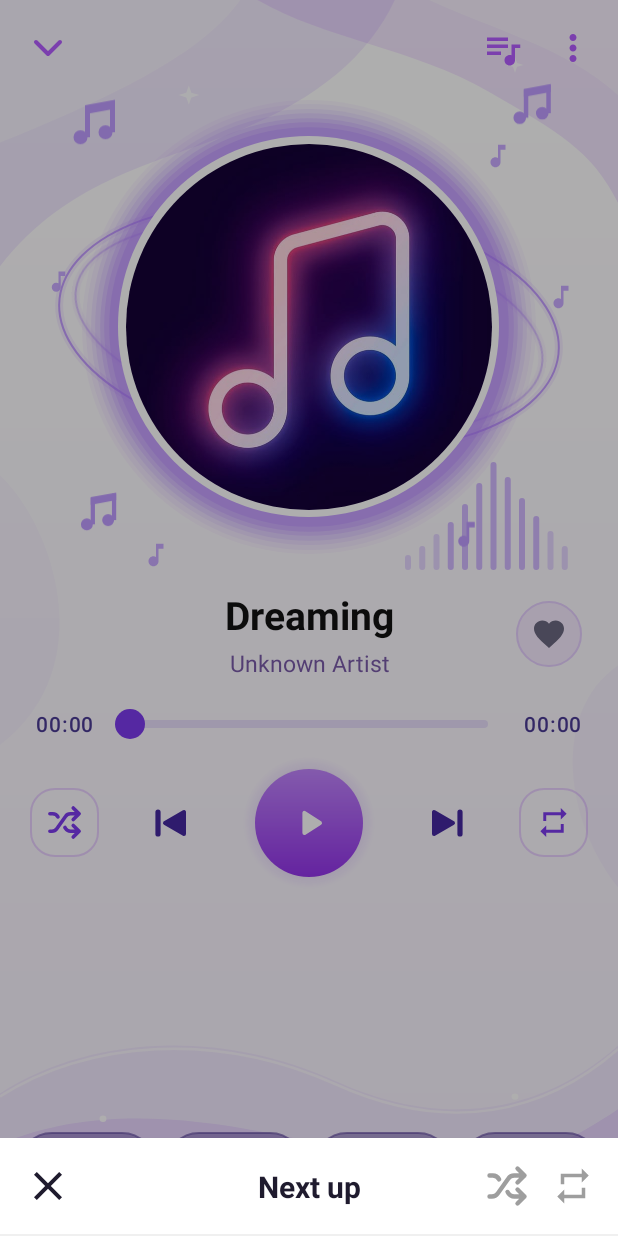
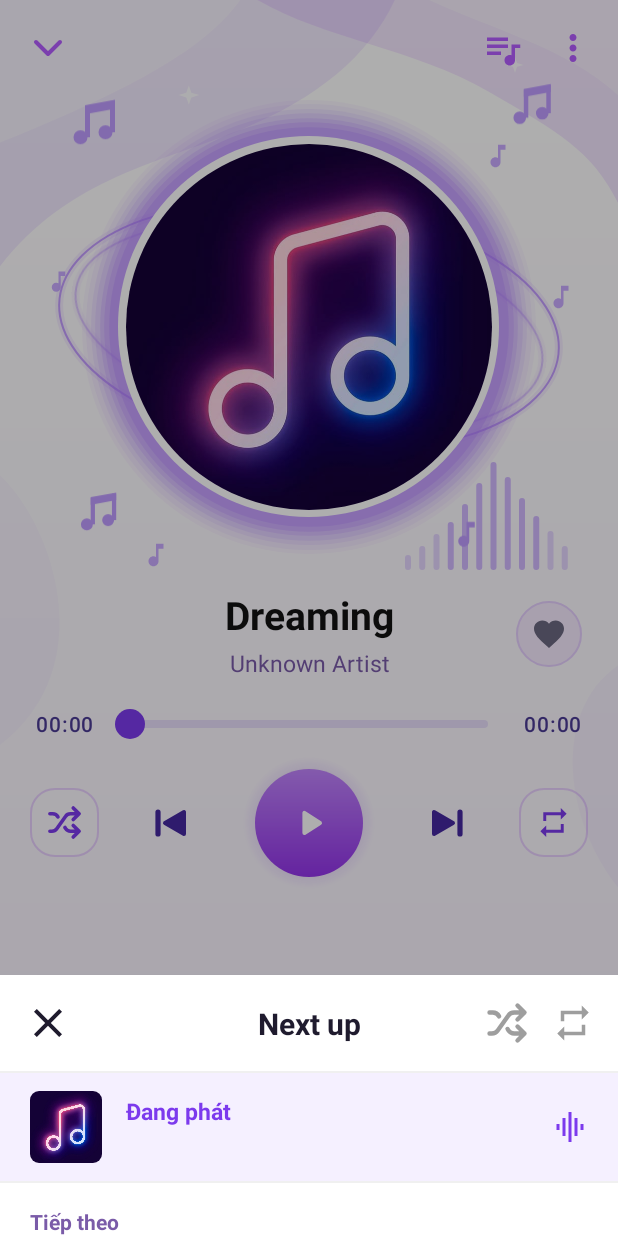
Before and after one commit to LocModify/localmusic, an Android app: the fragment QueueBottomSheet placed in its activity, on a phone screen of 412 x 824 dp. Run offline under Robolectric (Android 15) with nearby library versions, the phone set to English and light mode, and no system bars; 6 statements that could not run were skipped.

Commit message:
Update bottom_sheet_queue.xml

```diff
--- a/app/src/main/res/layout/bottom_sheet_queue.xml
+++ b/app/src/main/res/layout/bottom_sheet_queue.xml
@@ -55,20 +55,112 @@
         app:tint="#9E9E9E" />
 
     <View
-        android:id="@+id/divider"
+        android:id="@+id/dividerTop"
         android:layout_width="match_parent"
         android:layout_height="1dp"
         android:layout_marginTop="16dp"
         android:background="#F0F0F0"
         app:layout_constraintTop_toBottomOf="@+id/btnCloseQueue" />
 
+    <!-- Phần Bài hát đang phát (Current Track) -->
+    <LinearLayout
+        android:id="@+id/layoutCurrentTrack"
+        android:layout_width="match_parent"
+        android:layout_height="wrap_content"
+        android:background="#F5F0FF"
+        android:gravity="center_vertical"
+        android:orientation="horizontal"
+        android:paddingHorizontal="20dp"
+        android:paddingVertical="12dp"
+        app:layout_constraintTop_toBottomOf="@+id/dividerTop">
+
+        <androidx.cardview.widget.CardView
+            android:layout_width="48dp"
+            android:layout_height="48dp"
+            app:cardCornerRadius="6dp"
+            app:cardElevation="0dp">
+
+            <ImageView
+                android:id="@+id/ivCurrentThumbnail"
+                android:layout_width="match_parent"
+                android:layout_height="match_parent"
+                android:scaleType="centerCrop"
+                android:src="@drawable/bg_cover_default" />
+        </androidx.cardview.widget.CardView>
+
+        <LinearLayout
+            android:layout_width="0dp"
+            android:layout_height="wrap_content"
+            android:layout_marginStart="16dp"
+            android:layout_weight="1"
+            android:orientation="vertical">
+
+            <TextView
+                android:id="@+id/tvCurrentTitle"
+                android:layout_width="match_parent"
+                android:layout_height="wrap_content"
+                android:ellipsize="end"
+                android:maxLines="1"
+                android:text="Đang phát"
+                android:textColor="#7C3AED"
+                android:textSize="15sp"
+                android:textStyle="bold" />
+
+            <TextView
+                android:id="@+id/tvCurrentArtist"
+                android:layout_width="match_parent"
+                android:layout_height="wrap_content"
+                android:layout_marginTop="2dp"
+                android:ellipsize="end"
+                android:maxLines="1"
+                android:textColor="#7A5BA8"
+                android:textSize="13sp" />
+        </LinearLayout>
+
+        <ImageView
+            android:layout_width="24dp"
+            android:layout_height="24dp"
+            android:layout_marginStart="8dp"
+            android:src="@drawable/ic_graphic_eq"
+            app:tint="#7C3AED" />
+    </LinearLayout>
+
+    <View
+        android:id="@+id/dividerMiddle"
+        android:layout_width="match_parent"
+        android:layout_height="1dp"
+        android:background="#F0F0F0"
+        app:layout_constraintTop_toBottomOf="@+id/layoutCurrentTrack" />
+
+    <TextView
+        android:id="@+id/tvUpNextLabel"
+        android:layout_width="wrap_content"
+        android:layout_height="wrap_content"
+        android:layout_marginStart="20dp"
+        android:layout_marginTop="16dp"
+        android:text="Tiếp theo"
+        android:textColor="#7A5BA8"
+        android:textSize="14sp"
+        android:textStyle="bold"
+        app:layout_constraintStart_toStartOf="parent"
+        app:layout_constraintTop_toBottomOf="@+id/dividerMiddle" />
+
     <androidx.recyclerview.widget.RecyclerView
         android:id="@+id/rvQueue"
         android:layout_width="match_parent"
         android:layout_height="0dp"
         android:clipToPadding="false"
+        android:paddingTop="8dp"
         android:paddingBottom="24dp"
         app:layout_constraintBottom_toBottomOf="parent"
-        app:layout_constraintTop_toBottomOf="@+id/divider" />
+        app:layout_constraintTop_toBottomOf="@+id/tvUpNextLabel" />
+
+    <!-- Snackbar Container cho tính năng Undo -->
+    <FrameLayout
+        android:id="@+id/snackbarContainer"
+        android:layout_width="match_parent"
+        android:layout_height="wrap_content"
+        android:layout_margin="16dp"
+        app:layout_constraintBottom_toBottomOf="parent" />
 
 </androidx.constraintlayout.widget.ConstraintLayout>
```
